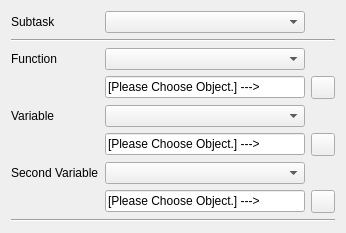
The window that copasi/UI/SensitivitiesWidget.ui (copasi/COPASI) describes before a commit, drawn with Qt 5.
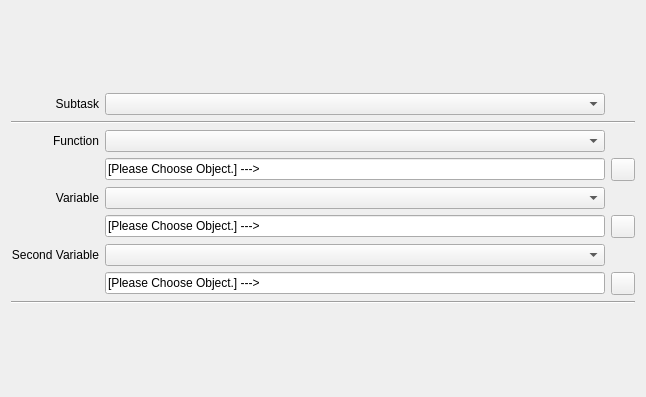
The same window after the commit. Custom widgets are drawn as their Qt base class.

```diff
--- a/copasi/UI/SensitivitiesWidget.ui
+++ b/copasi/UI/SensitivitiesWidget.ui
@@ -20,8 +20,8 @@
    <rect>
     <x>0</x>
     <y>0</y>
-    <width>333</width>
-    <height>223</height>
+    <width>646</width>
+    <height>397</height>
    </rect>
   </property>
   <layout class="QVBoxLayout" name="verticalLayout">
@@ -44,6 +44,9 @@
        <property name="text">
         <string>Subtask</string>
        </property>
+       <property name="alignment">
+        <set>Qt::AlignRight|Qt::AlignTrailing|Qt::AlignVCenter</set>
+       </property>
       </widget>
      </item>
      <item row="0" column="1">
@@ -73,6 +76,9 @@
        <property name="text">
         <string>Function</string>
        </property>
+       <property name="alignment">
+        <set>Qt::AlignRight|Qt::AlignTrailing|Qt::AlignVCenter</set>
+       </property>
       </widget>
      </item>
      <item row="2" column="1">
@@ -119,6 +125,9 @@
        <property name="text">
         <string>Variable</string>
        </property>
+       <property name="alignment">
+        <set>Qt::AlignRight|Qt::AlignTrailing|Qt::AlignVCenter</set>
+       </property>
       </widget>
      </item>
      <item row="4" column="1">
@@ -167,6 +176,9 @@
        <property name="text">
         <string>Second Variable</string>
        </property>
+       <property name="alignment">
+        <set>Qt::AlignRight|Qt::AlignTrailing|Qt::AlignVCenter</set>
+       </property>
       </widget>
      </item>
      <item row="6" column="1">
```
Left out of the diff: 69 changed lines with no effect on the pictures.
